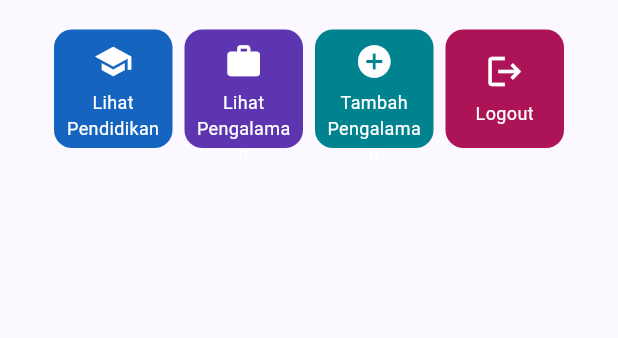
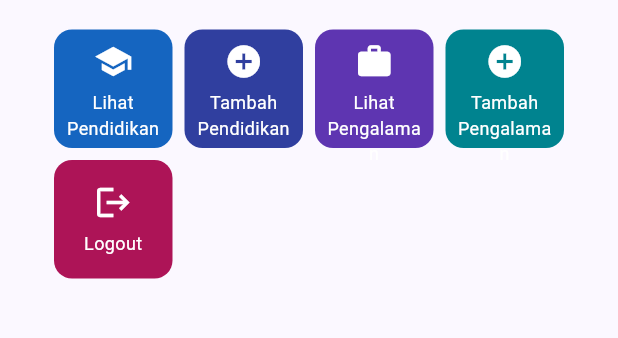
Before and after one commit to zakirdpradana/myportofolio_mobile, a Flutter app: the screen it shows after launch, in the side drawer, after a tap on "Home", on a phone screen of 412 x 824 dp, the part 548-886 px from its top. Run offline on Flutter 3.47's test engine with Material 3 defaults, Android fonts, the phone set to English and light mode, and no system bars; our stand-ins replace material_ui.

Commit message:
feat: add navigation to education form page via action card and drawer menu (Tugas 8)

```diff
--- a/lib/screens/menu.dart
+++ b/lib/screens/menu.dart
@@ -1,6 +1,6 @@
 import 'package:material_ui/material_ui.dart';
 import 'package:myportofolio_mobile/widgets/left_drawer.dart';
-import 'package:myportofolio_mobile/widgets/experience_card.dart';
+import 'package:myportofolio_mobile/widgets/item_card.dart';
 
 class ItemHomepage {
   final String name;
@@ -20,6 +20,7 @@ class MyHomePage extends StatelessWidget {
 
   final List<ItemHomepage> items = [
     ItemHomepage("Lihat Pendidikan", Icons.school, Colors.blue.shade800),
+    ItemHomepage("Tambah Pendidikan", Icons.add_circle, Colors.indigo.shade700),
     ItemHomepage("Lihat Pengalaman", Icons.work, Colors.deepPurple.shade600),
     ItemHomepage("Tambah Pengalaman", Icons.add_circle, Colors.cyan.shade800),
     ItemHomepage("Logout", Icons.logout, Colors.pink.shade800),
--- a/lib/widgets/experience_card.dart
+++ b/lib/widgets/item_card.dart
@@ -1,6 +1,7 @@
 import 'package:material_ui/material_ui.dart';
 import 'package:myportofolio_mobile/screens/menu.dart';
 import 'package:myportofolio_mobile/screens/experience_form.dart';
+import 'package:myportofolio_mobile/screens/education_form.dart';
 
 
 class ItemCard extends StatelessWidget {
@@ -30,6 +31,11 @@ class ItemCard extends StatelessWidget {
               MaterialPageRoute(builder: (context) => const ExperienceFormPage()));
           }
 
+          else if (item.name == "Tambah Pendidikan") {
+            Navigator.push(context,
+              MaterialPageRoute(builder: (context) => const EducationFormPage()));
+          }
+
         },
         child: Container(
           padding: const EdgeInsets.all(8),
--- a/lib/widgets/left_drawer.dart
+++ b/lib/widgets/left_drawer.dart
@@ -1,4 +1,5 @@
 import 'package:material_ui/material_ui.dart';
+import 'package:myportofolio_mobile/screens/education_form.dart';
 import 'package:myportofolio_mobile/screens/menu.dart';
 import 'package:myportofolio_mobile/screens/experience_form.dart';
 
@@ -61,6 +62,18 @@ class LeftDrawer extends StatelessWidget {
               ));
             },
           ),
+          ListTile(
+            leading: const Icon(Icons.add_circle_outline),
+            title: const Text('Add Education'),
+            // Navigasi ke halaman tambah proyek
+            onTap: () {
+              Navigator.pushReplacement(
+              context,
+              MaterialPageRoute(
+                  builder: (context) => const EducationFormPage(),
+              ));
+            },
+          ),
         ],
       ),
     );
```
